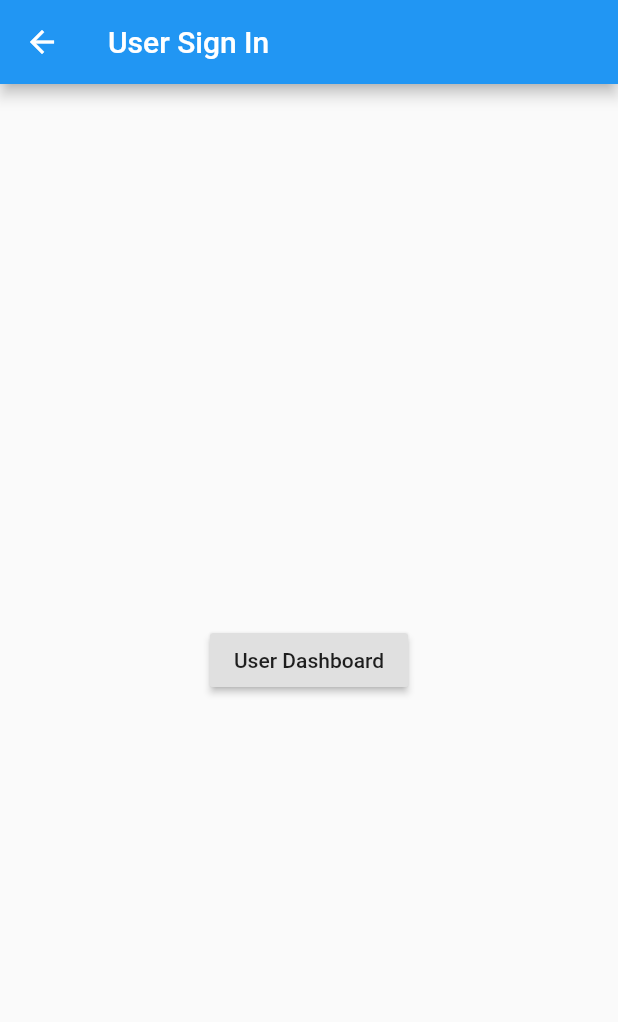
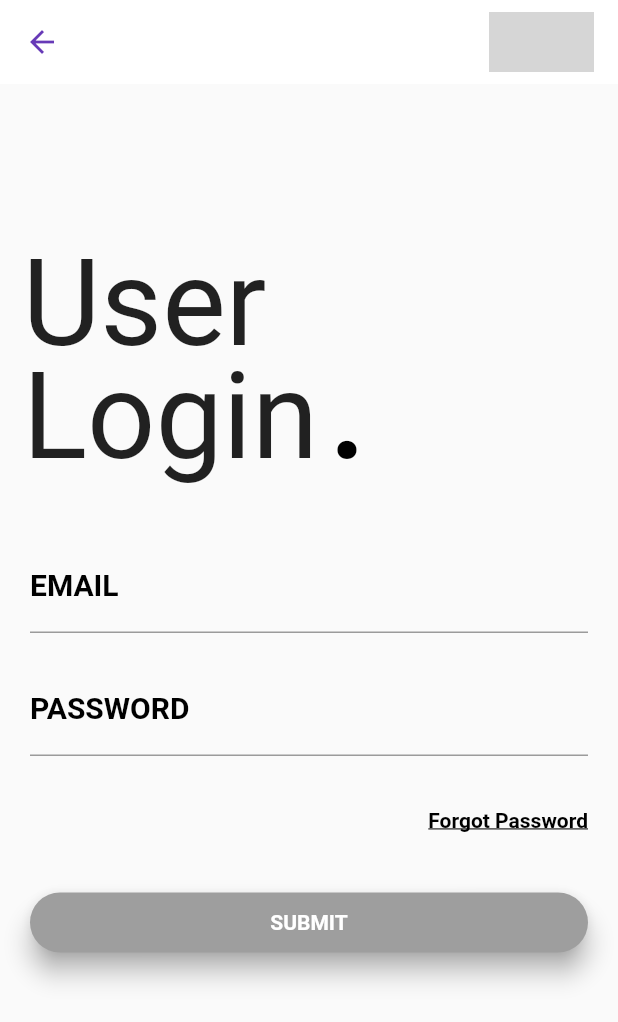
Before and after one commit to veronicakate/f_e_access_the_city, a Flutter app: the UserSignIn screen opened directly, on a phone screen of 412 x 824 dp. Shown: the top 1022 px of the screen. Run offline on Flutter 3.47's test engine with Material 2 defaults, Android fonts, the phone set to English and light mode, and no system bars; Roboto replaces fonts that are missing (Monstserrat, Montserrat); grey boxes are pictures that could not be loaded.

Commit message:
update user sign in

```diff
--- a/access_the_city/lib/pages/users/sign_in_user.dart
+++ b/access_the_city/lib/pages/users/sign_in_user.dart
@@ -5,20 +5,165 @@ class UserSignIn extends StatelessWidget {
   @override
   Widget build(BuildContext context) {
     return Scaffold(
+      resizeToAvoidBottomPadding: false,
         appBar: AppBar(
-        title: Text("User Sign In"),
+
+        backgroundColor: Colors.white,
+         elevation:0.0,
+
+    title: Row(
+     crossAxisAlignment:CrossAxisAlignment.center,
+      mainAxisAlignment:MainAxisAlignment.end,
+    children:[
+      Image.asset("images/logo.png", width:70.0,height:40.0),
+      Container(
+        // padding:const EdgeInsets.all(20.0),
+      )
+      ]
     ),
-      body: Center(
-        child: RaisedButton(
-          child: Text('User Dashboard'),
-          onPressed: () {
+        iconTheme: IconThemeData(color: Colors.deepPurple),
+                // iconTheme: IconThemeData(color: Colors.red,size:100, opacity: 1),
+
+      ),
+
+      body: Column(
+        crossAxisAlignment: CrossAxisAlignment.start,
+      children: <Widget>[
+        Container(
+          child: Stack(children: <Widget>[
+            Container(padding:  EdgeInsets.fromLTRB(15.0,100.0,0.0, 0.0),
+            child: Text(
+              'User',
+              style: TextStyle(
+                fontSize: 80.0, fontWeight: FontWeight.normal ),
+            ),
+            )   ,
+              Container(
+                padding:  EdgeInsets.fromLTRB(15.0,175.0,0.0, 0.0),
+            child: Text(
+              'Login',
+              style: TextStyle(
+                fontSize: 80.0, fontWeight: FontWeight.normal ),
+            ),
+            ),
+            Container(
+                padding:  EdgeInsets.fromLTRB(220.0,175.0,0.0, 0.0),
+            child: Text(
+              '.',
+              style: TextStyle(
+                fontSize: 80.0, fontWeight: FontWeight.bold,color: Colors.black ),
+            ),
+            )
+          ],
+          )
+          ),
+          Container(
+            padding: EdgeInsets.only(top:35.0,left: 20.0,right:20.0),
+            child: Column(children: <Widget>[
+              TextField(
+                decoration:  InputDecoration(
+                  labelText: 'EMAIL',
+                  labelStyle: TextStyle(fontFamily: 'Montserrat',
+                  fontWeight: FontWeight.bold ,
+                  color:Colors.black,
+                  fontSize: 20.0
+                  ),
+                focusedBorder: UnderlineInputBorder(borderSide:  BorderSide(color: Colors.black))
+
+                ),
+              ),
+              SizedBox(height: 20.0),
+              TextField(
+                decoration:  InputDecoration(
+                  labelText: 'PASSWORD',
+                  labelStyle: TextStyle(fontFamily: 'Montserrat',
+                  fontWeight: FontWeight.bold ,
+                  color:Colors.black,
+                  fontSize: 20.0
+                  ),
+                focusedBorder: UnderlineInputBorder(borderSide:  BorderSide(color: Colors.black))
+
+                ),
+                obscureText: true,
+              ),
+              SizedBox(height: 20.0),
+              Container (
+                alignment: Alignment(1.0,0.0),
+                padding:EdgeInsets.only(top:15.0,left: 20.0),
+                child: InkWell (
+                  child: Text('Forgot Password',
+                  style: TextStyle (color: Colors.black, fontWeight:  FontWeight.bold,
+                  fontFamily: 'Monstserrat',
+                  decoration: TextDecoration.underline ),
+                  ),
+                ),
+              ),
+              SizedBox(height: 40.0),
+              Container(
+                height: 40.0,
+                child: Material(
+                  borderRadius:  BorderRadius.circular(20.0),
+                  shadowColor: Colors.grey,
+                  color: Colors.grey,
+                  elevation: 7.0,
+                  child:GestureDetector (
+                    onTap: () {
        Navigator.push(
               context,
         MaterialPageRoute(builder: (context) => UserDashboard()),
           );
                     },
+                    child:Center(
+                      child:Text(
+                        'SUBMIT',
+                        style: TextStyle(
+                        color: Colors.white,
+                        fontWeight: FontWeight.bold,
+                        fontFamily:  'Montserrat'
                         ),
+                      ) ,
+                    )
+                  ),
+
+                ),
+              ),
+              SizedBox(height: 20.0),
+              Container(
+                height: 40.0,
+              )
+
+            ],
+            ),
+          )
+      ],
       ),
     );
   }
 }
+
+
+
+
+//////////////////////////////////////
+///
+///class UserSignIn extends StatelessWidget {
+//   @override
+//   Widget build(BuildContext context) {
+//     return Scaffold(
+//       appBar: AppBar(
+//         title: Text("User Sign In"),
+//       ),
+//       body: Center(
+//         child: RaisedButton(
+//           child: Text('User Dashboard'),
+//           onPressed: () {
+//             Navigator.push(
+//               context,
+//               MaterialPageRoute(builder: (context) => UserDashboard()),
+//             );
+//           },
+//         ),
+//       ),
+//     );
+//   }
+// }
```
Lines whose indentation alone changed are shown as unchanged.
